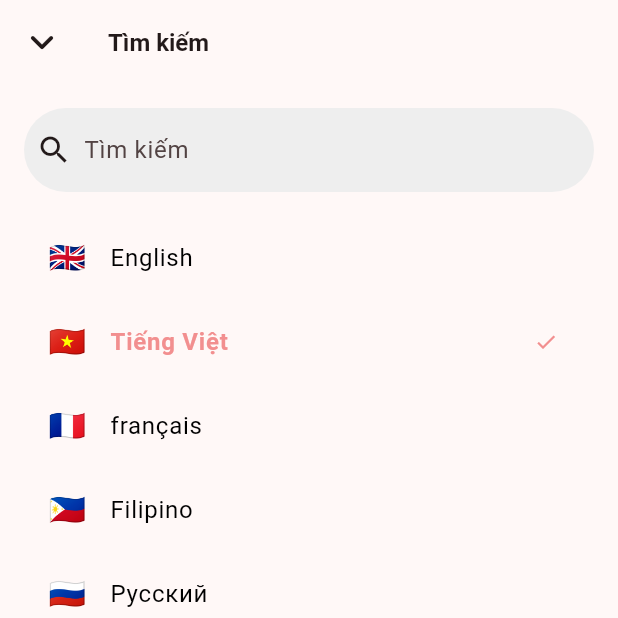
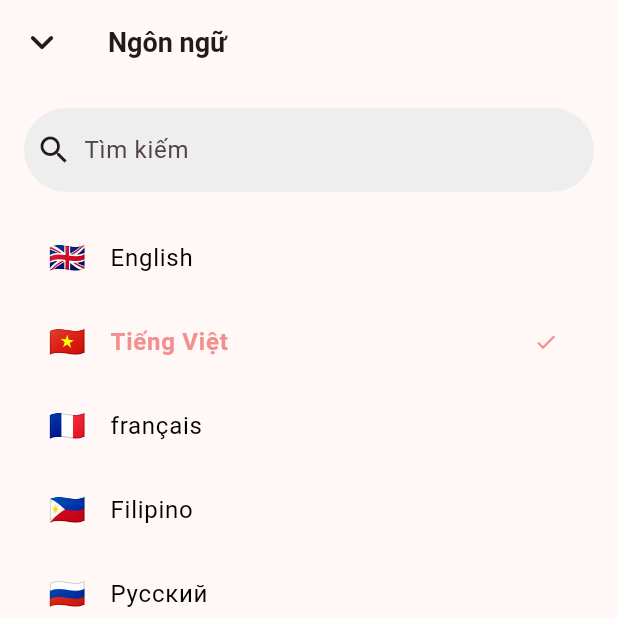
Before and after one commit to HieuNT-2001/su_kien_tot, a Flutter app: the LanguagePage screen opened by its route, on a phone screen of 412 x 824 dp, the top half of it. Run offline on Flutter 3.47's test engine with Material 3 defaults, Android fonts, the phone set to English and light mode, and no system bars; our stand-ins replace country_code_picker, dotted_border, go_router, skeletonizer.

Commit message:
Increase app bar title font size to improve readability across multiple pages

```diff
--- a/lib/pages/favorite/favorite_page.dart
+++ b/lib/pages/favorite/favorite_page.dart
@@ -62,7 +62,7 @@ class FavoritePageState extends State<FavoritePage> {
       appBar: AppBar(
         title: const Text(
           'Yêu thích',
-          style: TextStyle(fontSize: 16, fontWeight: FontWeight.bold),
+          style: TextStyle(fontSize: 18, fontWeight: FontWeight.bold),
         ),
         leading: IconButton(
           icon: const Icon(Icons.arrow_back_ios_rounded, size: 20),
--- a/lib/pages/help/help_page.dart
+++ b/lib/pages/help/help_page.dart
@@ -12,7 +12,7 @@ class HelpPage extends StatelessWidget {
       appBar: AppBar(
         title: const Text(
           'Hỗ trợ',
-          style: TextStyle(fontSize: 16, fontWeight: FontWeight.bold),
+          style: TextStyle(fontSize: 18, fontWeight: FontWeight.bold),
         ),
         leading: IconButton(
           icon: const Icon(Icons.arrow_back_ios_rounded, size: 20),
--- a/lib/pages/language/language_page.dart
+++ b/lib/pages/language/language_page.dart
@@ -88,8 +88,8 @@ class LanguagePageState extends State<LanguagePage> {
     return Scaffold(
       appBar: AppBar(
         title: const Text(
-          'Tìm kiếm',
-          style: TextStyle(fontSize: 16, fontWeight: FontWeight.bold),
+          'Ngôn ngữ',
+          style: TextStyle(fontSize: 18, fontWeight: FontWeight.bold),
         ),
         leading: IconButton(
           icon: const Icon(Icons.keyboard_arrow_down_rounded, size: 32),
--- a/lib/pages/link_account/link_account_page.dart
+++ b/lib/pages/link_account/link_account_page.dart
@@ -12,7 +12,7 @@ class LinkAccountPage extends StatelessWidget {
       appBar: AppBar(
         title: const Text(
           'Liên kết tài khoản',
-          style: TextStyle(fontSize: 16, fontWeight: FontWeight.bold),
+          style: TextStyle(fontSize: 18, fontWeight: FontWeight.bold),
         ),
         leading: IconButton(
           icon: const Icon(Icons.arrow_back_ios_rounded, size: 20),
--- a/lib/pages/payment/payment_page.dart
+++ b/lib/pages/payment/payment_page.dart
@@ -65,7 +65,7 @@ class PaymentPageState extends State<PaymentPage> {
       appBar: AppBar(
         title: const Text(
           'Thanh toán',
-          style: TextStyle(fontSize: 16, fontWeight: FontWeight.bold),
+          style: TextStyle(fontSize: 18, fontWeight: FontWeight.bold),
         ),
         leading: IconButton(
           icon: const Icon(Icons.arrow_back_ios_rounded, size: 20),
--- a/lib/pages/profile/profile_page.dart
+++ b/lib/pages/profile/profile_page.dart
@@ -18,7 +18,7 @@ class ProfilePage extends StatelessWidget {
       appBar: AppBar(
         title: const Text(
           'Hồ sơ',
-          style: TextStyle(fontSize: 16, fontWeight: FontWeight.bold),
+          style: TextStyle(fontSize: 18, fontWeight: FontWeight.bold),
         ),
         leading: IconButton(
           icon: const Icon(Icons.arrow_back_ios_rounded, size: 20),
--- a/lib/pages/setting/setting_page.dart
+++ b/lib/pages/setting/setting_page.dart
@@ -28,7 +28,7 @@ class SettingPage extends StatelessWidget {
       appBar: AppBar(
         title: const Text(
           'Cài đặt',
-          style: TextStyle(fontSize: 16, fontWeight: FontWeight.bold),
+          style: TextStyle(fontSize: 18, fontWeight: FontWeight.bold),
         ),
         leading: IconButton(
           icon: const Icon(Icons.arrow_back_ios_rounded, size: 20),
--- a/lib/pages/transaction_history/transaction_page.dart
+++ b/lib/pages/transaction_history/transaction_page.dart
@@ -90,7 +90,7 @@ class TransactionPageState extends State<TransactionPage> {
       appBar: AppBar(
         title: const Text(
           'Lịch sử giao dịch',
-          style: TextStyle(fontSize: 16, fontWeight: FontWeight.bold),
+          style: TextStyle(fontSize: 18, fontWeight: FontWeight.bold),
         ),
         leading: IconButton(
           icon: const Icon(Icons.arrow_back_ios_rounded, size: 20),
--- a/lib/widgets/service_page.dart
+++ b/lib/widgets/service_page.dart
@@ -13,7 +13,7 @@ class ServicePage extends StatelessWidget {
       appBar: AppBar(
         title: const Text(
           'Thông tin dịch vụ',
-          style: TextStyle(fontSize: 16, fontWeight: FontWeight.bold),
+          style: TextStyle(fontSize: 18, fontWeight: FontWeight.bold),
         ),
         leading: IconButton(
           icon: const Icon(Icons.arrow_back_ios_rounded, size: 24),
```
